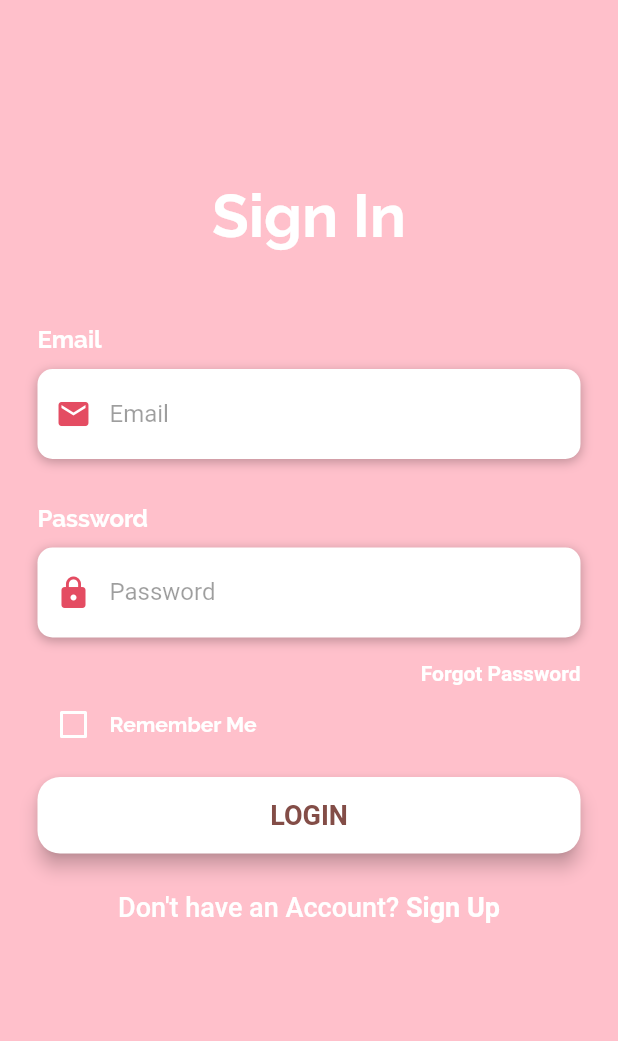
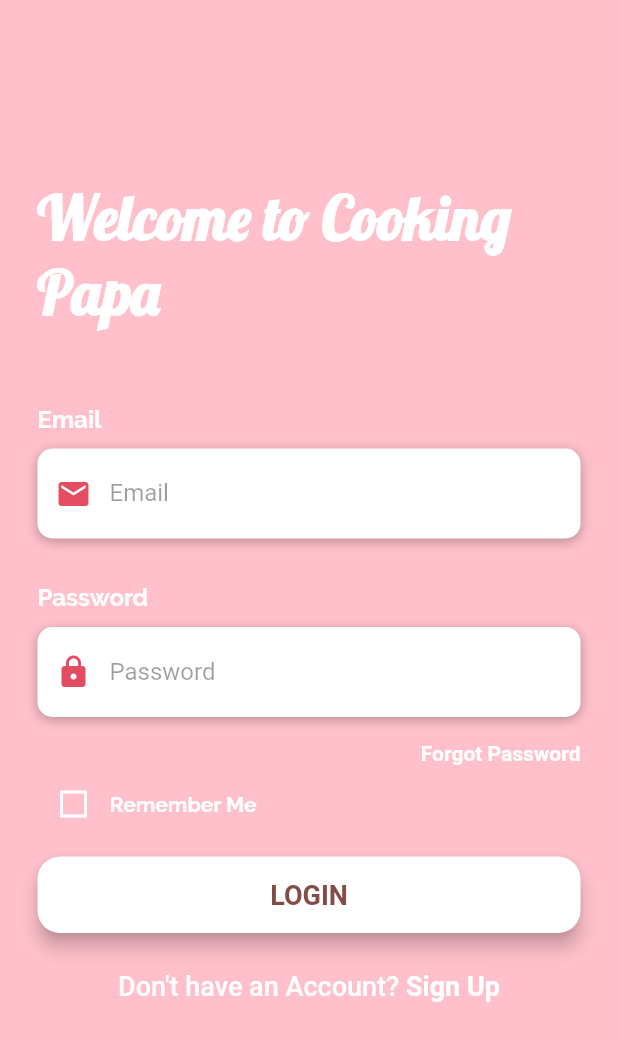
Before and after one commit to tranghoang200/Cooking-Papa, a Flutter app: the screen it shows after launch, on a phone screen of 412 x 824 dp. Shown: the top 1041 px of the screen. Run offline on Flutter 3.47's test engine with Material 2 defaults, Android fonts, the light colour scheme and no system bars; our stand-ins replace image_picker.

Commit message:
Add Lobster Font

```diff
--- a/lib/screens/login_screen.dart
+++ b/lib/screens/login_screen.dart
@@ -192,8 +192,9 @@
                     mainAxisAlignment: MainAxisAlignment.center,
                     children: <Widget>[
                       Text(
-                        'Sign In',
+                        'Welcome to Cooking Papa',
                         style: TextStyle(
+                            fontFamily: 'lobster',
                             color: Colors.white,
                             fontSize: 40,
                             fontWeight: FontWeight.bold),
--- a/pubspec.yaml
+++ b/pubspec.yaml
@@ -80,6 +80,9 @@
           weight: 300
         - asset: assets/fonts/RobotoCondensed-Italic.ttf
           style: italic
+    - family: lobster
+      fonts:
+        - asset: fonts/Lobster-Regular.ttf
   #   - family: Trajan Pro
   #     fonts:
   #       - asset: fonts/TrajanPro.ttf
```
Also changed, not shown: fonts/Lobster-Regular.ttf (added).
